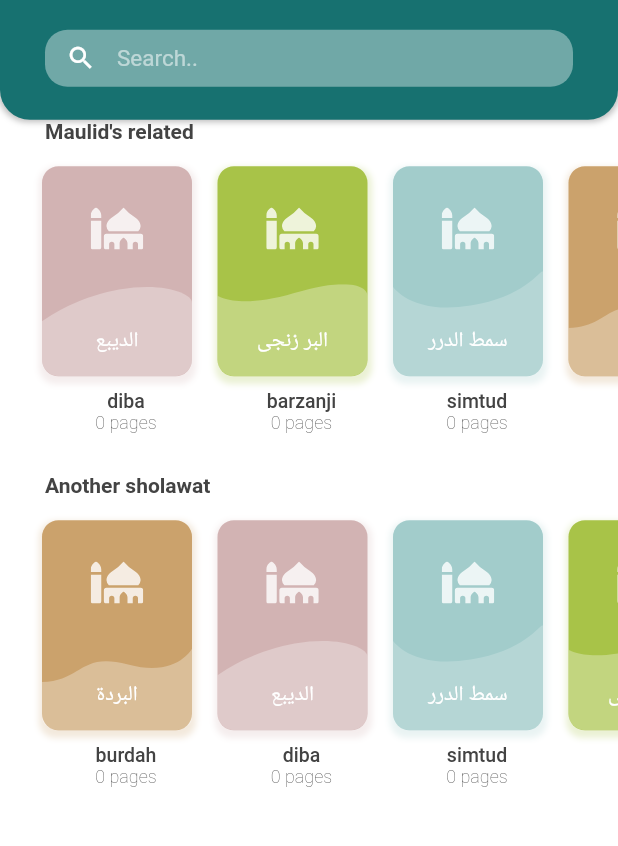
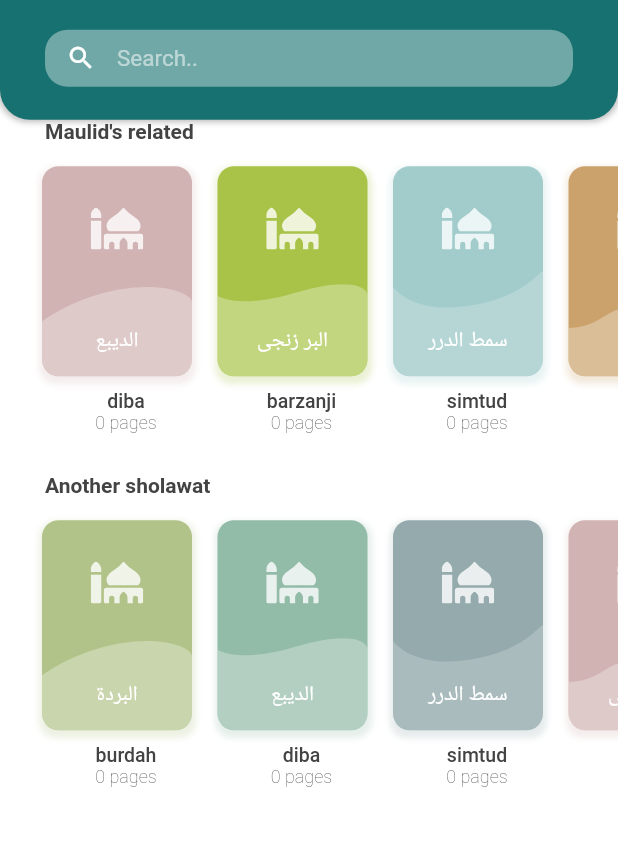
Before and after one commit to maztohir/millad, a Flutter app: the screen it shows after launch, on a phone screen of 412 x 824 dp, the part 115-961 px from its top. Run offline on Flutter 3.47's test engine with Material 2 defaults, Android fonts, the phone set to English and light mode, and no system bars; our stand-ins replace flutter_html, flutter_svg, shared_preferences, simple_animations; Roboto replaces fonts that are missing (Source Sans Pro).

Commit message:
tohir | fixing duplicate IDs

```diff
--- a/lib/page/home.dart
+++ b/lib/page/home.dart
@@ -4,6 +4,7 @@ import 'package:flutter/material.dart';
 import 'package:flutter/rendering.dart';
 import 'package:flutter/services.dart';
 import 'package:flutter_svg/svg.dart';
+import 'package:millad/page/book.dart';
 
 import '../storage/route.dart';
 import '../storage/palette.dart';
@@ -29,6 +30,7 @@ class Home extends StatefulWidget {
 class HomeState extends State<Home> with SingleTickerProviderStateMixin {
   List<BookModel> maulidBooks = [];
   List<BookModel> otherBooks = [];
+  List<BookModel> recentBooks = [];
 
   HomeState(this.maulidBooks, this.otherBooks);
 
@@ -47,6 +49,8 @@ class HomeState extends State<Home> with SingleTickerProviderStateMixin {
     });
     this.maulidBooks = widget.maulidBooks;
     this.otherBooks = widget.otherBooks;
+
+    widget.recentPageStorage.getRecentPages();
   }
 
   @override
@@ -171,13 +175,13 @@ class HomeState extends State<Home> with SingleTickerProviderStateMixin {
   Widget _recentBookBuilder(BuildContext context) {
     print('I called again');
     return FutureBuilder(
-        future: widget.recentPageStorage.getRecentPages(widget.maulidBooks),
+        future: widget.recentPageStorage.getRecentPages(),
         builder:
             (BuildContext context, AsyncSnapshot<List<BookModel>> snapshot) {
           if (snapshot.connectionState == ConnectionState.done) {
-            // if (snapshot.data == null) {
-            //   return Container();
-            // }
+            if (snapshot.data == null) {
+              return Container();
+            }
             if (snapshot.data.length > 0) {
               return Container(
                 margin: EdgeInsets.only(top: 20.0),
--- a/lib/storage/book.dart
+++ b/lib/storage/book.dart
@@ -28,22 +28,22 @@ class BookStorage {
 
   List<BookModel> get otherBooks {
     return [
-      BookModel(3, 'burdah',
+      BookModel(4, 'burdah',
           arabTitle: "البردة",
           contentUri: "assets/books/burdah/content.json",
           description:
               "Pengarangnya adalah Imam Wajihuddin Abdu Ar-Rahman bin Muhammad bin Umar bin Ali bin Yusuf bin Ahmad bin Umar ad-simtudi (866H-944H), beliau berasal Zabid, salah satu kota di Yaman."),
-      BookModel(0, 'diba',
+      BookModel(5, 'diba',
           arabTitle: "الديبع",
           contentUri: "assets/books/diba/content.json",
           description:
               "Pengarangnya adalah Imam Wajihuddin Abdu Ar-Rahman bin Muhammad bin Umar bin Ali bin Yusuf bin Ahmad bin Umar ad-simtudi (866H-944H), beliau berasal Zabid, salah satu kota di Yaman."),
-      BookModel(2, 'simtud',
+      BookModel(6, 'simtud',
           arabTitle: "سمط الدرر",
           contentUri: "assets/books/simtud/content.json",
           description:
               "Pengarangnya adalah Imam Wajihuddin Abdu Ar-Rahman bin Muhammad bin Umar bin Ali bin Yusuf bin Ahmad bin Umar ad-simtudi (866H-944H), beliau berasal Zabid, salah satu kota di Yaman."),
-      BookModel(1, 'barzanji',
+      BookModel(7, 'barzanji',
           arabTitle: "البر زنجى",
           contentUri: "assets/books/barzanji/content.json",
           description:
--- a/lib/storage/recent_page.dart
+++ b/lib/storage/recent_page.dart
@@ -32,8 +32,11 @@ class RecentPageStorage {
     _saveMap(recents);
   }
 
-  Future<List<BookModel>> getRecentPages(List<BookModel> originalBooks) async {
+  Future<List<BookModel>> getRecentPages() async {
     Map<String, dynamic> maps = await _getMap();
+    List<BookModel> originalBooks = [];
+    originalBooks.addAll(BookStorage().maulidBoooks);
+    originalBooks.addAll(BookStorage().otherBooks);
 
     List<BookModel> books = [];
     maps.forEach((key, value) {
@@ -41,6 +44,7 @@ class RecentPageStorage {
         (el) => el.id == int.parse(key),
       );
       book.lastIndex = value;
+
       books.add(book);
     });
     return books;
```
